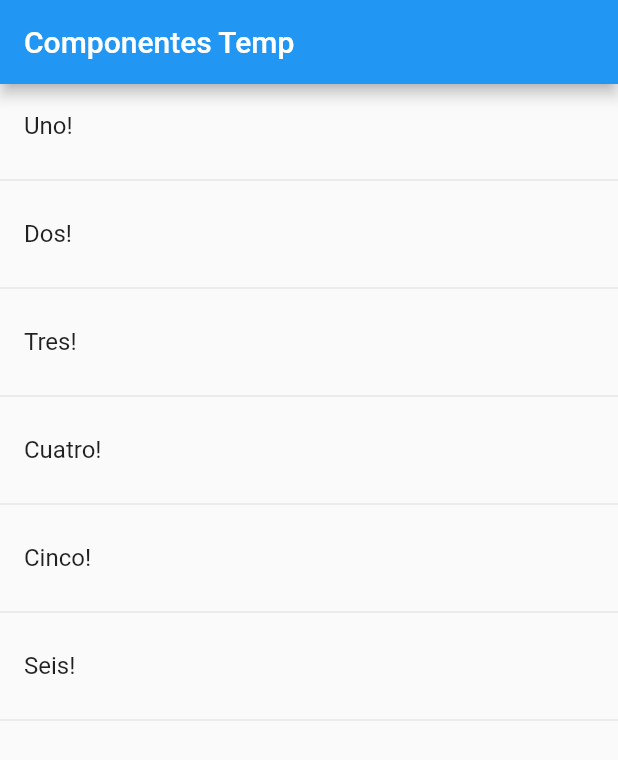
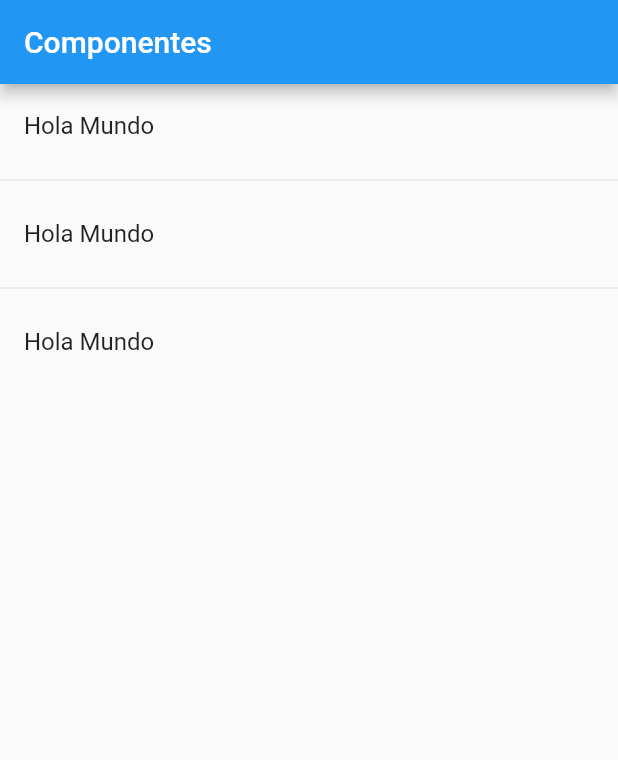
Before and after one commit to agustinmacia/componentes-flutter, a Flutter app: the screen it shows after launch, on a phone screen of 412 x 824 dp. Shown: the top 760 px of the screen. Run offline on Flutter 3.47's test engine with Material 2 defaults, Android fonts, the phone set to English and light mode, and no system bars.

Commit message:
HomePage, creacion carpeta data con json para leer

```diff
--- a/lib/main.dart
+++ b/lib/main.dart
@@ -1,4 +1,5 @@
-import 'package:componentes/src/pages/home_temp.dart';
+import 'package:componentes/src/home_page.dart';
+//import 'package:componentes/src/pages/home_temp.dart';
 import 'package:flutter/material.dart';
 
 void main() => runApp(MyApp());
@@ -9,7 +10,7 @@ class MyApp extends StatelessWidget {
     return MaterialApp(
       debugShowCheckedModeBanner: false,
       title: 'Componentes App',
-      home: HomePageTemp(),
+      home: HomePage(),
     );
   }
 }
--- /dev/null
+++ b/lib/src/home_page.dart
@@ -0,0 +1,40 @@
+import 'package:flutter/material.dart';
+
+
+class HomePage extends StatelessWidget {
+
+
+  @override
+  Widget build(BuildContext context) {
+    return Scaffold(
+      appBar: AppBar(
+        title: Text('Componentes'),
+      ),
+      body: _lista(),
+    );
+  }
+
+
+
+  Widget _lista() {
+
+    return ListView(
+
+      children: _listaDeItems(),
+
+    );
+
+  }
+
+  List<Widget> _listaDeItems() {
+
+    return [
+      ListTile(title: Text('Hola Mundo')),
+      Divider(),
+      ListTile(title: Text('Hola Mundo')),
+      Divider(),
+      ListTile(title: Text('Hola Mundo')),
+    ];
+
+  }
+}
--- a/lib/src/pages/home_temp.dart
+++ b/lib/src/pages/home_temp.dart
@@ -2,7 +2,7 @@ import 'package:flutter/material.dart';
 
 class HomePageTemp extends StatelessWidget {
 
-  final opciones = ['Uno','Dos','Tres','Cuatro','Cinco','Seis'];
+  final opciones = ['Juli','Es','Un','Puppy','Super','Fiacoso'];
 
   @override
   Widget build(BuildContext context) {
@@ -41,6 +41,9 @@ class HomePageTemp extends StatelessWidget {
           children: <Widget>[
             ListTile(
               title: Text(widget + '!'),
+              leading: Icon(Icons.phone),
+              trailing: Icon(Icons.arrow_right),
+              onTap: (){},
             ),
             Divider(),
           ],
```
Also changed, not shown: data/menu_opts.json (added, +20 -0 lines).
